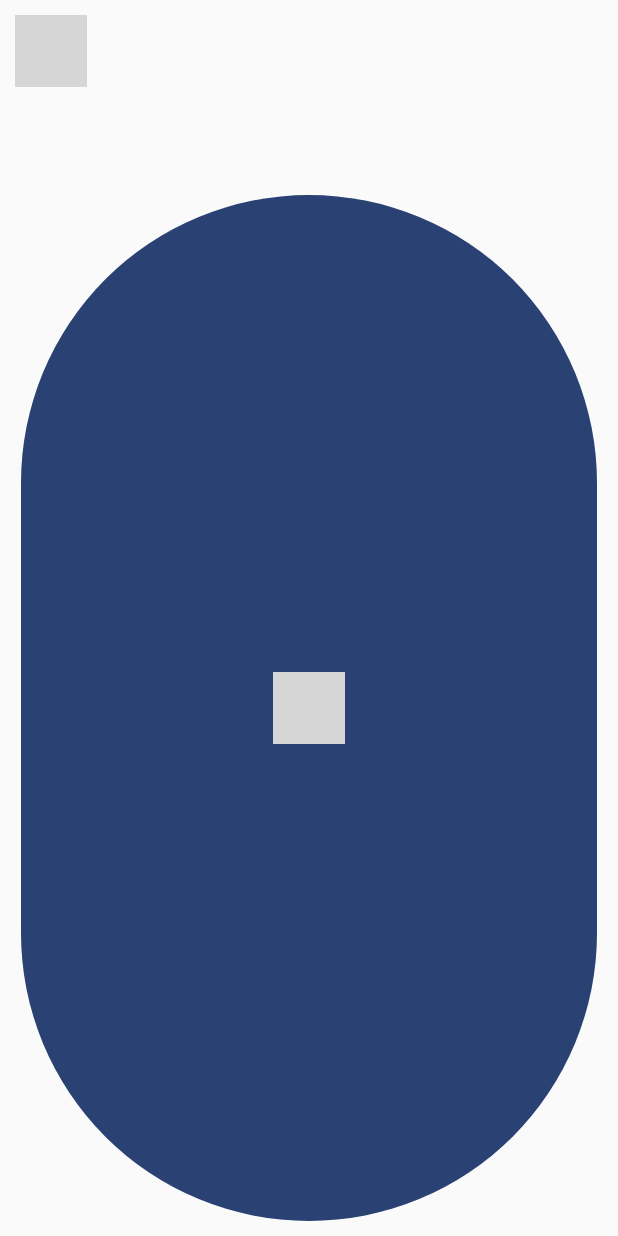
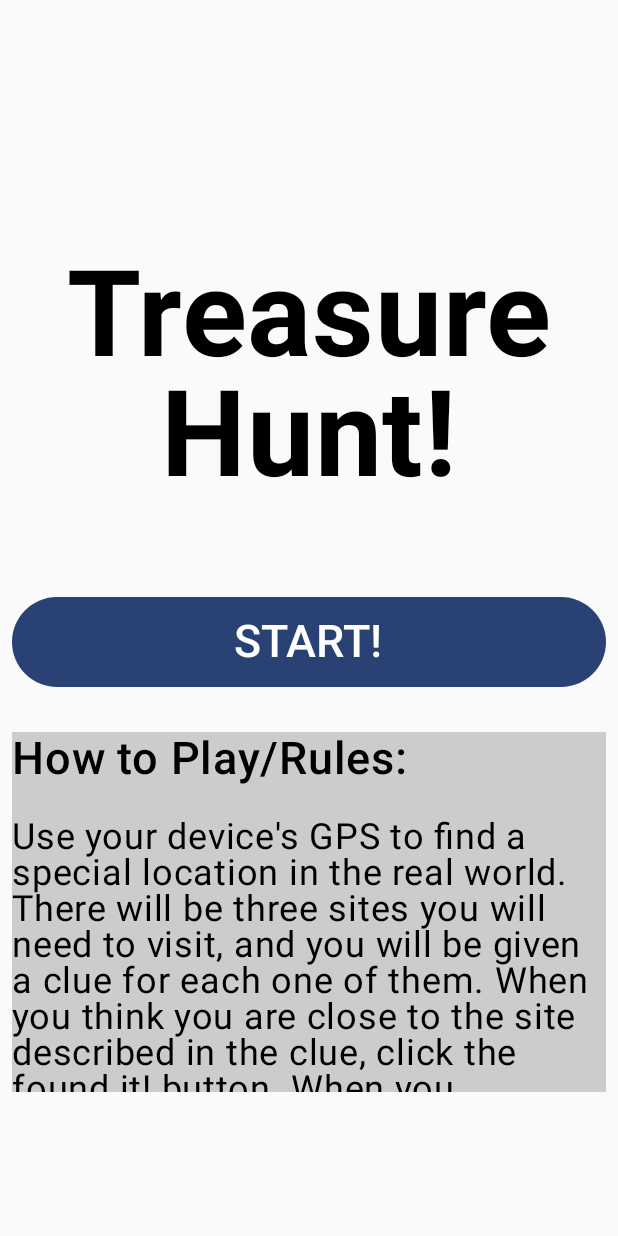
Before and after one commit to Crimson-Ender/Android-Treasure-Hunt-App, an Android app built with Jetpack Compose: the screen it shows after launch (MainActivity), on a phone screen of 412 x 824 dp. Run offline under Robolectric (Android 15) with nearby library versions, the phone set to English and light mode, and no system bars; grey boxes are pictures that could not be loaded.

Commit message:
EOD commit 8-6-2025

```diff
--- a/app/src/main/java/com/example/treasure_hunt_fixed/ui/StartScreen.kt
+++ b/app/src/main/java/com/example/treasure_hunt_fixed/ui/StartScreen.kt
@@ -1,19 +1,30 @@
 package com.example.treasure_hunt_fixed.ui
 
+import androidx.compose.foundation.background
 import androidx.compose.foundation.layout.Box
 import androidx.compose.foundation.layout.Column
 import androidx.compose.foundation.layout.fillMaxSize
 import androidx.compose.foundation.layout.fillMaxWidth
 import androidx.compose.foundation.layout.height
 import androidx.compose.foundation.layout.padding
+import androidx.compose.foundation.rememberScrollState
+import androidx.compose.foundation.verticalScroll
 import androidx.compose.material3.Button
 import androidx.compose.material3.Text
 import androidx.compose.runtime.Composable
 import androidx.compose.runtime.collectAsState
 import androidx.compose.runtime.getValue
+import androidx.compose.ui.Alignment
 import androidx.compose.ui.Modifier
+import androidx.compose.ui.graphics.Color
 import androidx.compose.ui.res.stringResource
+import androidx.compose.ui.text.font.FontWeight
+import androidx.compose.ui.text.style.TextAlign
 import androidx.compose.ui.unit.dp
+import androidx.compose.ui.unit.sp
+import androidx.lifecycle.viewmodel.compose.viewModel
+import com.example.treasurehunt.model.THViewModel
+import com.example.treasure_hunt_fixed.R
 
 @Composable
 fun StartScreen(
@@ -24,14 +35,52 @@ fun StartScreen(
     val uiState by thViewModel.uiState.collectAsState()
 
     //column that contains the UI elements for this page
-    Column(modifier=modifier.padding(10.dp)) {
-        Box(modifier=modifier.fillMaxWidth().height(120.dp)){
-            Text(text=stringResource(R.string.app_name))
+    Column(modifier=modifier.padding(top=150.dp, bottom=50.dp)) {
+        //main title for the app
+        Box(modifier=modifier
+            .fillMaxWidth()
+            .height(200.dp)
+            .padding(/*top=50.dp*/)){
+            Text(text=stringResource(R.string.title),
+                textAlign= TextAlign.Center,
+                fontSize= 80.sp,
+                fontWeight = FontWeight.Bold,
+                lineHeight = 80.sp,
+                modifier=modifier
+                    .align(alignment = Alignment.Center))
         }
 
+        //start button
         Button(onClick = {onStartButtonClicked()},
-            modifier=modifier.padding(start=4.dp,end=4.dp).fillMaxSize()){
-            Text(text=stringResource(R.string.start_button))
+            modifier=modifier
+                .padding(start=8.dp,end=8.dp,top=48.dp)
+                .fillMaxWidth()
+                .height(60.dp)){
+            Text(text=stringResource(R.string.start_button), fontWeight = FontWeight.SemiBold, fontSize = 30.sp)
+        }
+
+        Box(modifier=modifier
+            .padding(top=30.dp, start = 8.dp, end = 8.dp)
+            .height(240.dp)
+            .background(color = Color.LightGray)
+            .fillMaxSize()){
+            Column {
+                Text(text=stringResource(R.string.rules_title),
+                    fontSize = 30.sp,
+                    fontWeight = FontWeight.SemiBold,
+                    modifier = modifier
+                        .padding(bottom = 20.dp)
+                        )
+
+                val scrollState = rememberScrollState()
+                Text(text=stringResource(R.string.rules),
+                    lineHeight = 24.sp,
+                    fontSize = 24.sp,
+                    modifier = modifier
+                        .verticalScroll(scrollState)
+                )
+            }
+
         }
     }
 }
--- a/app/src/main/res/values/strings.xml
+++ b/app/src/main/res/values/strings.xml
@@ -1,3 +1,11 @@
 <resources>
     <string name="app_name">Treasure-Hunt-Fixed</string>
+    <string name="title">Treasure Hunt!</string>
+    <string name="start_button">START!</string>
+    <string name="rules_title">How to Play/Rules:</string>
+    <string name="rules">Use your device\'s GPS to find a special location in the real world.<br/>
+        There will be three sites you will need to visit, and you will be given a clue for each one of them.<br/>
+        When you think you are close to the site described in the clue, click the "found it!" button.<br/>
+        When you correctly guess the location, you will receive a new clue for the next location.<br/>
+        Once you successfully find the last location, you will win the game and can share your time.</string>
 </resources>
```
Also changed, not shown: app/src/main/java/com/example/treasure_hunt_fixed/MainActivity.kt (+0 -7 lines).
